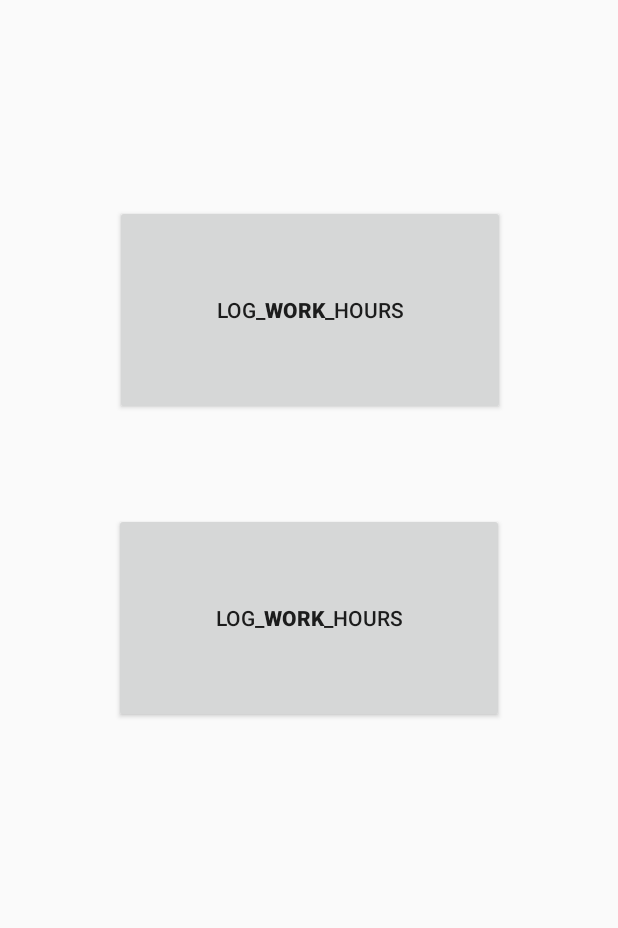
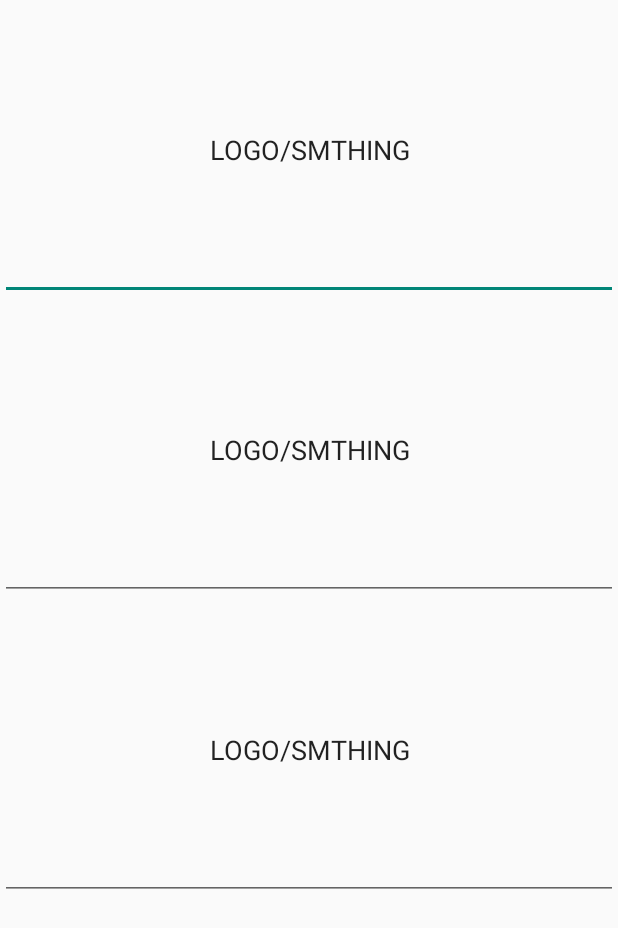
Before and after one commit to kpodjuk/work-hours-log-widget-android, an Android app built with Jetpack Compose: the screen it shows after launch (MainActivity), on a phone screen of 412 x 824 dp. Shown: the top 928 px of the screen. Run offline under Robolectric (Android 15) with nearby library versions, the phone set to English and light mode, and no system bars; 1 statement that could not run was skipped.

Commit message:
Update main_activity

```diff
--- a/app/build.gradle.kts
+++ b/app/build.gradle.kts
@@ -61,6 +61,7 @@ dependencies {
     implementation("androidx.compose.material3:material3")
     implementation("androidx.constraintlayout:constraintlayout:2.1.4")
     implementation("com.google.android.material:material:1.9.0")
+    implementation("com.google.ar.sceneform:filament-android:1.17.1")
     testImplementation("junit:junit:4.13.2")
     androidTestImplementation("androidx.test.ext:junit:1.1.5")
     androidTestImplementation("androidx.test.espresso:espresso-core:3.5.1")
--- a/app/src/main/java/com/example/worktimelogwidgetandroid/MainActivity.kt
+++ b/app/src/main/java/com/example/worktimelogwidgetandroid/MainActivity.kt
@@ -3,13 +3,14 @@ package com.example.worktimelogwidgetandroid
 import android.annotation.SuppressLint
 import android.os.Bundle
 import android.util.Log
+import android.widget.AdapterView
 import android.widget.Button
 import android.widget.TextView
 import androidx.core.app.ComponentActivity
 
-
 @SuppressLint("RestrictedApi")
 class MainActivity : ComponentActivity() {
+
     override fun onCreate(savedInstanceState: Bundle?) {
         super.onCreate(savedInstanceState)
 
@@ -19,12 +20,10 @@ class MainActivity : ComponentActivity() {
         // handle button press
         val button: Button = findViewById(R.id.button)
         button.setOnClickListener {
-            // send API request to google sheets
             Log.i("MainActivity", "Button pressed!")
             val resultTextView: TextView = findViewById(R.id.textView)
             resultTextView.text = "Wylosowano: ${(0..6).random()}"
         }
     }
 
-
 }
--- a/app/src/main/java/com/example/worktimelogwidgetandroid/ui/theme/Theme.kt
+++ b/app/src/main/java/com/example/worktimelogwidgetandroid/ui/theme/Theme.kt
@@ -45,7 +45,11 @@ fun WorkTimeLogWidgetAndroidTheme(
     content: @Composable () -> Unit
 ) {
     val colorScheme = when {
+
+
         dynamicColor && Build.VERSION.SDK_INT >= Build.VERSION_CODES.S -> {
+
+
             val context = LocalContext.current
             if (darkTheme) dynamicDarkColorScheme(context) else dynamicLightColorScheme(context)
         }
@@ -54,6 +58,8 @@ fun WorkTimeLogWidgetAndroidTheme(
         else -> LightColorScheme
     }
     val view = LocalView.current
+
+
     if (!view.isInEditMode) {
         SideEffect {
             val window = (view.context as Activity).window
--- a/app/src/main/res/layout/main_activity.xml
+++ b/app/src/main/res/layout/main_activity.xml
@@ -1,51 +1,35 @@
 <?xml version="1.0" encoding="utf-8"?>
 
-<androidx.constraintlayout.widget.ConstraintLayout xmlns:android="http://schemas.android.com/apk/res/android"
-    xmlns:app="http://schemas.android.com/apk/res-auto"
-    xmlns:tools="http://schemas.android.com/tools"
+<LinearLayout xmlns:android="http://schemas.android.com/apk/res/android"
     android:layout_width="match_parent"
     android:layout_height="match_parent"
-    android:clickable="true">
+    android:orientation="vertical">
 
-    <!--    <TextView-->
-    <!--        android:id="@+id/textView"-->
-    <!--        android:layout_width="400dp"-->
-    <!--        android:layout_height="210dp"-->
-    <!--        android:rotationX="3"-->
-    <!--        android:text="@string/textview"-->
-    <!--        android:textAlignment="center"-->
-    <!--        android:textSize="50sp"-->
-    <!--        app:layout_constraintBottom_toTopOf="@+id/button"-->
-    <!--        app:layout_constraintTop_toTopOf="parent"-->
-    <!--        app:layout_constraintVertical_bias="0.5"-->
-    <!--        tools:ignore="MissingConstraints" />-->
+    <EditText
+        android:id="@+id/editTextText1"
+        style="@android:style/Widget.DeviceDefault.Light.AutoCompleteTextView"
+        android:layout_width="match_parent"
+        android:layout_height="200dp"
+        android:inputType="text"
+        android:text="LOGO/SMTHING"
+        android:textAlignment="center" />
 
-    <Button
-        android:id="@+id/button"
-        android:layout_width="260dp"
-        android:layout_height="140dp"
+    <EditText
+        android:id="@+id/editTextText2"
+        style="@android:style/Widget.DeviceDefault.Light.AutoCompleteTextView"
+        android:layout_width="match_parent"
+        android:layout_height="200dp"
+        android:inputType="text"
+        android:text="LOGO/SMTHING"
+        android:textAlignment="center" />
 
-        android:text="@string/log_work_hours"
-        app:layout_constraintBottom_toBottomOf="parent"
-        app:layout_constraintEnd_toEndOf="parent"
-        app:layout_constraintHorizontal_bias="0.5"
-        app:layout_constraintStart_toStartOf="parent"
-        app:layout_constraintTop_toTopOf="parent"
-        app:layout_constraintVertical_bias="0.5" />
+    <EditText
+        android:id="@+id/editTextText3"
+        style="@android:style/Widget.DeviceDefault.Light.AutoCompleteTextView"
+        android:layout_width="match_parent"
+        android:layout_height="200dp"
+        android:inputType="text"
+        android:text="LOGO/SMTHING"
+        android:textAlignment="center" />
 
-    <Button
-        android:id="@+id/button2"
-        android:layout_width="260dp"
-        android:layout_height="140dp"
-
-        android:clickable="false"
-        android:text="@string/log_work_hours"
-        app:layout_constraintBottom_toBottomOf="parent"
-        app:layout_constraintEnd_toEndOf="parent"
-        app:layout_constraintHorizontal_bias="0.503"
-        app:layout_constraintStart_toStartOf="parent"
-        app:layout_constraintTop_toTopOf="parent"
-        app:layout_constraintVertical_bias="0.2" />
-
-
-</androidx.constraintlayout.widget.ConstraintLayout>
+</LinearLayout>
--- /dev/null
+++ b/app/src/main/res/values/ids.xml
@@ -0,0 +1,4 @@
+<?xml version="1.0" encoding="utf-8"?>
+<resources>
+    <item name="textView" type="id">textView</item>
+</resources>
```
Also changed, not shown: app/src/main/res/layout/test_activity_1.xml (+40 -19 lines), app/src/main/res/values/strings.xml (+3 -4 lines), 2 other files.
